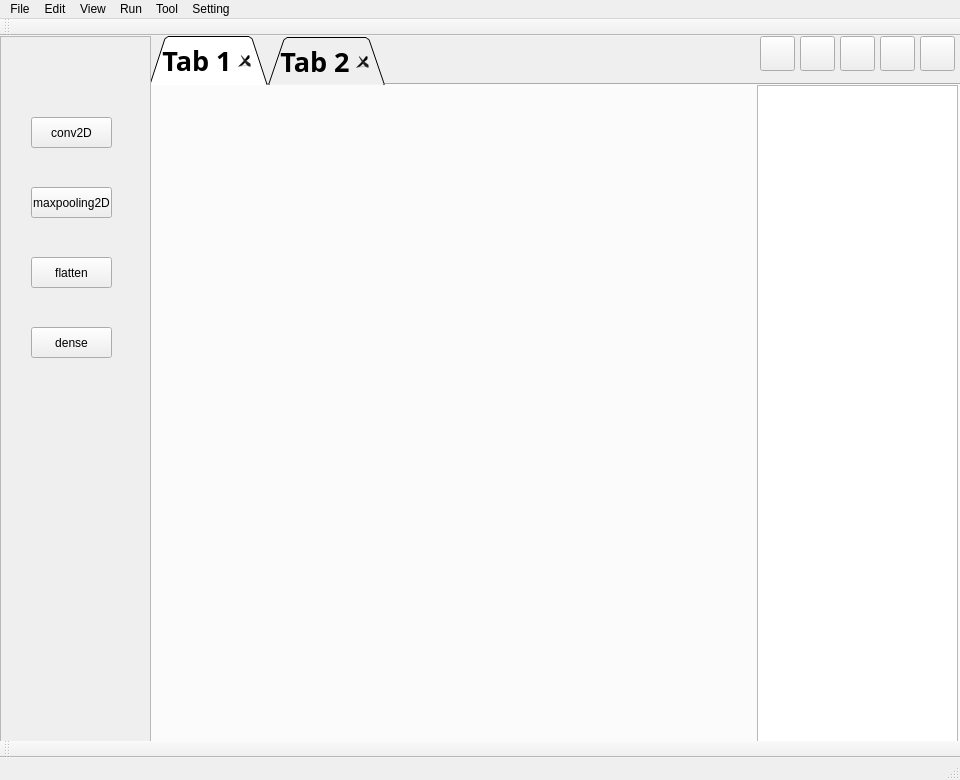
Old version of the form ui code/p2.ui in the repository BeeYaProject2021/PyQt.
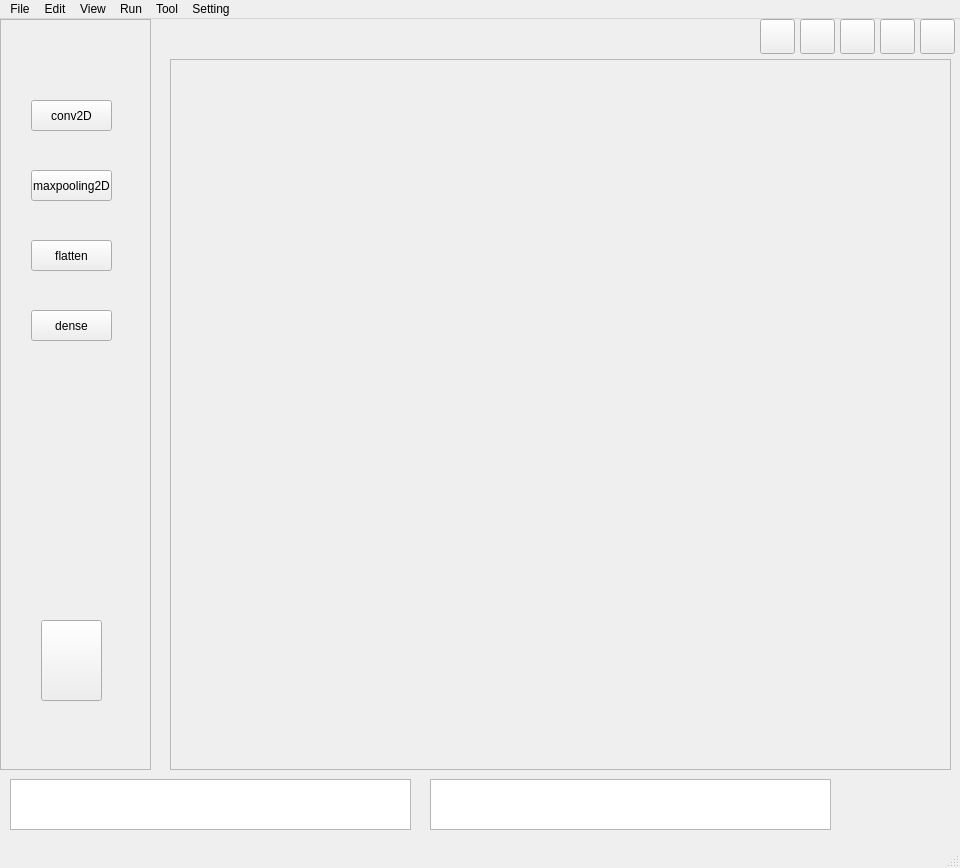
New version of the form. Icons and pictures are not drawn.

Patch:
```diff
--- a/ui code/p2.ui
+++ b/ui code/p2.ui
@@ -7,117 +7,13 @@
     <x>0</x>
     <y>0</y>
     <width>960</width>
-    <height>780</height>
+    <height>868</height>
    </rect>
   </property>
   <property name="windowTitle">
    <string>MainWindow</string>
   </property>
   <widget class="QWidget" name="centralwidget">
-   <widget class="QTabWidget" name="tabWidget">
-    <property name="enabled">
-     <bool>true</bool>
-    </property>
-    <property name="geometry">
-     <rect>
-      <x>150</x>
-      <y>0</y>
-      <width>811</width>
-      <height>771</height>
-     </rect>
-    </property>
-    <property name="sizePolicy">
-     <sizepolicy hsizetype="Expanding" vsizetype="Expanding">
-      <horstretch>0</horstretch>
-      <verstretch>0</verstretch>
-     </sizepolicy>
-    </property>
-    <property name="font">
-     <font>
-      <family>Agency FB</family>
-      <pointsize>20</pointsize>
-      <weight>75</weight>
-      <bold>true</bold>
-     </font>
-    </property>
-    <property name="cursor">
-     <cursorShape>ArrowCursor</cursorShape>
-    </property>
-    <property name="focusPolicy">
-     <enum>Qt::TabFocus</enum>
-    </property>
-    <property name="contextMenuPolicy">
-     <enum>Qt::DefaultContextMenu</enum>
-    </property>
-    <property name="layoutDirection">
-     <enum>Qt::LeftToRight</enum>
-    </property>
-    <property name="tabShape">
-     <enum>QTabWidget::Triangular</enum>
-    </property>
-    <property name="currentIndex">
-     <number>0</number>
-    </property>
-    <property name="elideMode">
-     <enum>Qt::ElideNone</enum>
-    </property>
-    <property name="documentMode">
-     <bool>false</bool>
-    </property>
-    <property name="tabsClosable">
-     <bool>true</bool>
-    </property>
-    <property name="movable">
-     <bool>false</bool>
-    </property>
-    <property name="tabBarAutoHide">
-     <bool>false</bool>
-    </property>
-    <widget class="QWidget" name="tab">
-     <attribute name="title">
-      <string>Tab 1</string>
-     </attribute>
-     <widget class="QColumnView" name="columnView">
-      <property name="geometry">
-       <rect>
-        <x>605</x>
-        <y>0</y>
-        <width>201</width>
-        <height>721</height>
-       </rect>
-      </property>
-     </widget>
-     <widget class="QWidget" name="horizontalLayoutWidget">
-      <property name="geometry">
-       <rect>
-        <x>30</x>
-        <y>20</y>
-        <width>511</width>
-        <height>411</height>
-       </rect>
-      </property>
-      <layout class="QHBoxLayout" name="horizontalLayout">
-       <property name="leftMargin">
-        <number>0</number>
-       </property>
-       <property name="topMargin">
-        <number>0</number>
-       </property>
-       <property name="rightMargin">
-        <number>0</number>
-       </property>
-       <property name="bottomMargin">
-        <number>0</number>
-       </property>
-      </layout>
-     </widget>
-    </widget>
-    <widget class="QWidget" name="tab_2">
-     <attribute name="title">
-      <string>Tab 2</string>
-     </attribute>
-    </widget>
-   </widget>
    <widget class="QScrollArea" name="scrollArea">
     <property name="geometry">
      <rect>
@@ -191,6 +87,19 @@
        <string>dense</string>
       </property>
      </widget>
+     <widget class="QPushButton" name="garbage_can">
+      <property name="geometry">
+       <rect>
+        <x>40</x>
+        <y>600</y>
+        <width>61</width>
+        <height>81</height>
+       </rect>
+      </property>
+      <property name="text">
+       <string/>
+      </property>
+     </widget>
     </widget>
    </widget>
    <widget class="QPushButton" name="previous">
@@ -278,6 +187,58 @@
       <normaloff>4_audio_play.png</normaloff>4_audio_play.png</iconset>
     </property>
    </widget>
+   <widget class="QWidget" name="verticalLayoutWidget">
+    <property name="geometry">
+     <rect>
+      <x>170</x>
+      <y>40</y>
+      <width>781</width>
+      <height>711</height>
+     </rect>
+    </property>
+    <layout class="QVBoxLayout" name="verticalLayout">
+     <item>
+      <widget class="QScrollArea" name="scrollArea_2">
+       <property name="widgetResizable">
+        <bool>true</bool>
+       </property>
+       <widget class="QWidget" name="scrollAreaWidgetContents_2">
+        <property name="enabled">
+         <bool>true</bool>
+        </property>
+        <property name="geometry">
+         <rect>
+          <x>0</x>
+          <y>0</y>
+          <width>777</width>
+          <height>707</height>
+         </rect>
+        </property>
+       </widget>
+      </widget>
+     </item>
+    </layout>
+   </widget>
+   <widget class="QTextBrowser" name="show_file_path">
+    <property name="geometry">
+     <rect>
+      <x>10</x>
+      <y>760</y>
+      <width>401</width>
+      <height>51</height>
+     </rect>
+    </property>
+   </widget>
+   <widget class="QTextBrowser" name="show_folder_path">
+    <property name="geometry">
+     <rect>
+      <x>430</x>
+      <y>760</y>
+      <width>401</width>
+      <height>51</height>
+     </rect>
+    </property>
+   </widget>
   </widget>
   <widget class="QMenuBar" name="menubar">
    <property name="geometry">
@@ -344,28 +305,6 @@
    <addaction name="menuSetting"/>
   </widget>
   <widget class="QStatusBar" name="statusbar"/>
-  <widget class="QToolBar" name="toolBar">
-   <property name="windowTitle">
-    <string>toolBar</string>
-   </property>
-   <attribute name="toolBarArea">
-    <enum>TopToolBarArea</enum>
-   </attribute>
-   <attribute name="toolBarBreak">
-    <bool>false</bool>
-   </attribute>
-  </widget>
-  <widget class="QToolBar" name="toolBar_2">
-   <property name="windowTitle">
-    <string>toolBar_2</string>
-   </property>
-   <attribute name="toolBarArea">
-    <enum>BottomToolBarArea</enum>
-   </attribute>
-   <attribute name="toolBarBreak">
-    <bool>false</bool>
-   </attribute>
-  </widget>
   <action name="actionNew">
    <property name="text">
     <string>New</string>
```
Left out of the diff: 20 changed lines with no effect on the pictures.
